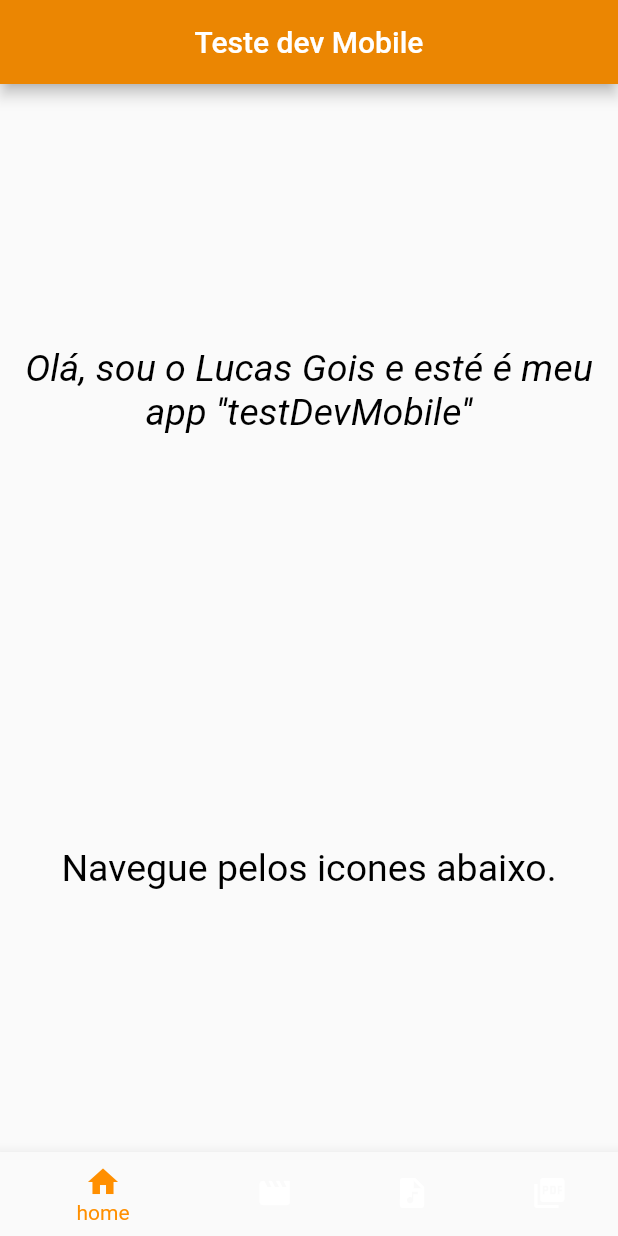
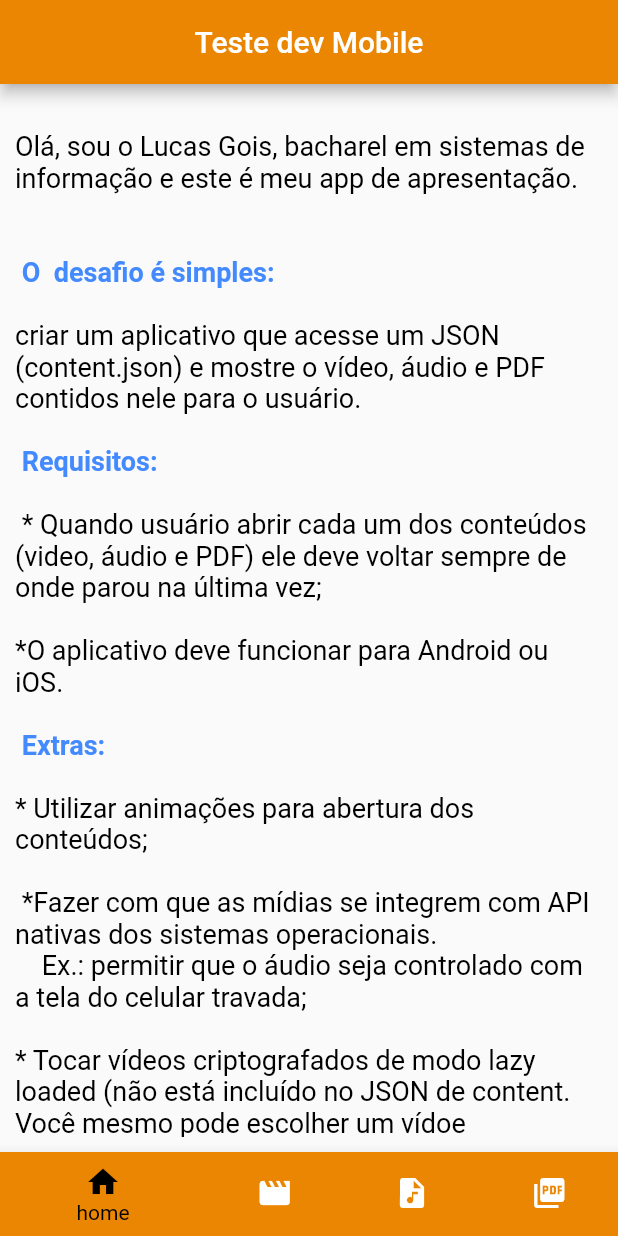
Before and after one commit to lucaspaixaodegois/test_dev_mobile, a Flutter app: the screen it shows after launch, on a phone screen of 412 x 824 dp. Run offline on Flutter 3.47's test engine with Material 2 defaults, Android fonts, the phone set to English and light mode, and no system bars; our stand-ins replace audioplayers, video_player; missing offline and left inert: flutter_cached_pdfview.

Commit message:
add:cor no navbar e texto na home

```diff
--- a/lib/screens/Home.dart
+++ b/lib/screens/Home.dart
@@ -1,4 +1,3 @@
-//inportando libs
 import 'package:flutter/material.dart';
 
 class Home extends StatefulWidget {
@@ -11,32 +10,53 @@ class Home extends StatefulWidget {
 class _HomeState extends State<Home> {
   @override
   Widget build(BuildContext context) {
-    return Scaffold(
-        body: Center(
-            child: Container(
-                padding: const EdgeInsets.all(16),
-                //width: double.infinity,
-                /*decoration: BoxDecoration(
-              border: Border.all(width: 3, color: Colors.amber)
-          ),*/
-                child: Column(
-                    mainAxisAlignment: MainAxisAlignment.spaceEvenly,
-                    crossAxisAlignment: CrossAxisAlignment.center,
-                    children: const <Widget>[
-                      Text(
-                        "Olá, sou o Lucas Gois e esté é meu app ''testDevMobile''",
-                        textAlign: TextAlign.center,
-                        style: TextStyle(
-                            fontSize: 25,
-                            fontStyle: FontStyle.italic,
-                            color: Colors.black),
-                      ),
-                      // Image.asset("assets/images/play.jpeg"),
-                      Text(
-                        "\n\n\n\nNavegue pelos icones abaixo.",
-                        textAlign: TextAlign.justify,
-                        style: TextStyle(fontSize: 25, color: Colors.black),
-                      ),
-                    ]))));
+    return Container(
+        padding: const EdgeInsets.all(10),
+        child: RichText(
+            text: const TextSpan(
+                text:
+                    '\nOlá, sou o Lucas Gois, bacharel em sistemas de informação e este é meu app de apresentação.\n',
+                style: TextStyle(color: Colors.black, fontSize: 18),
+                children: <TextSpan>[
+              TextSpan(
+                text: '\n\n O  desafio é simples: ',
+                style: TextStyle(
+                  color: Colors.blueAccent,
+                  fontSize: 18,
+                  fontWeight: FontWeight.bold,
+                ),
+              ),
+              TextSpan(
+                text:
+                    ' \n\ncriar um aplicativo que acesse um JSON (content.json) e mostre o vídeo, áudio e PDF contidos nele para o usuário.',
+                style: TextStyle(color: Colors.black, fontSize: 18),
+              ),
+              TextSpan(
+                text: '\n\n Requisitos: ',
+                style: TextStyle(
+                  color: Colors.blueAccent,
+                  fontSize: 18,
+                  fontWeight: FontWeight.bold,
+                ),
+              ),
+              TextSpan(
+                text:
+                    '           \n\n * Quando usuário abrir cada um dos conteúdos (video, áudio e PDF) ele deve voltar sempre de onde parou na última vez;\n\n*O aplicativo deve funcionar para Android ou iOS.',
+                style: TextStyle(color: Colors.black, fontSize: 18),
+              ),
+              TextSpan(
+                text: '\n\n Extras: ',
+                style: TextStyle(
+                  color: Colors.blueAccent,
+                  fontSize: 18,
+                  fontWeight: FontWeight.bold,
+                ),
+              ),
+              TextSpan(
+                text:
+                    ' \n\n* Utilizar animações para abertura dos conteúdos;\n\n *Fazer com que as mídias se integrem com API nativas dos sistemas operacionais.\n    Ex.: permitir que o áudio seja controlado com a tela do celular travada;\n\n* Tocar vídeos criptografados de modo lazy loaded (não está incluído no JSON de content. Você mesmo pode escolher um vídoe criptografado).                    ',
+                style: TextStyle(color: Colors.black, fontSize: 18),
+              ),
+            ])));
   }
 }
--- a/lib/screens/Menu.dart
+++ b/lib/screens/Menu.dart
@@ -1,5 +1,3 @@
-import 'dart:html';
-
 import 'package:flutter/material.dart';
 import 'package:test_dev_mobile/data/Api.dart';
 import 'Home.dart';
@@ -44,24 +42,28 @@ class _MenuState extends State<Menu> {
       bottomNavigationBar: BottomNavigationBar(
         items: const <BottomNavigationBarItem>[
           BottomNavigationBarItem(
+            backgroundColor: Color.fromARGB(255, 235, 134, 2),
             icon: Icon(Icons.home),
             label: 'home',
           ),
           BottomNavigationBarItem(
+            backgroundColor: Color.fromARGB(255, 235, 134, 2),
             icon: Icon(Icons.movie),
             label: 'Vídeo',
           ),
           BottomNavigationBarItem(
+            backgroundColor: Color.fromARGB(255, 235, 134, 2),
             icon: Icon(Icons.audio_file),
             label: 'Áudio',
           ),
           BottomNavigationBarItem(
+            backgroundColor: Color.fromARGB(255, 235, 134, 2),
             icon: Icon(Icons.picture_as_pdf),
             label: 'Ebook',
           ),
         ],
         currentIndex: _indexMenuBar,
-        selectedItemColor: Colors.amber[800],
+        selectedItemColor: Colors.black,
         onTap: _menuBarTouch,
       ),
     );
```
Also changed, not shown: pubspec.lock.
